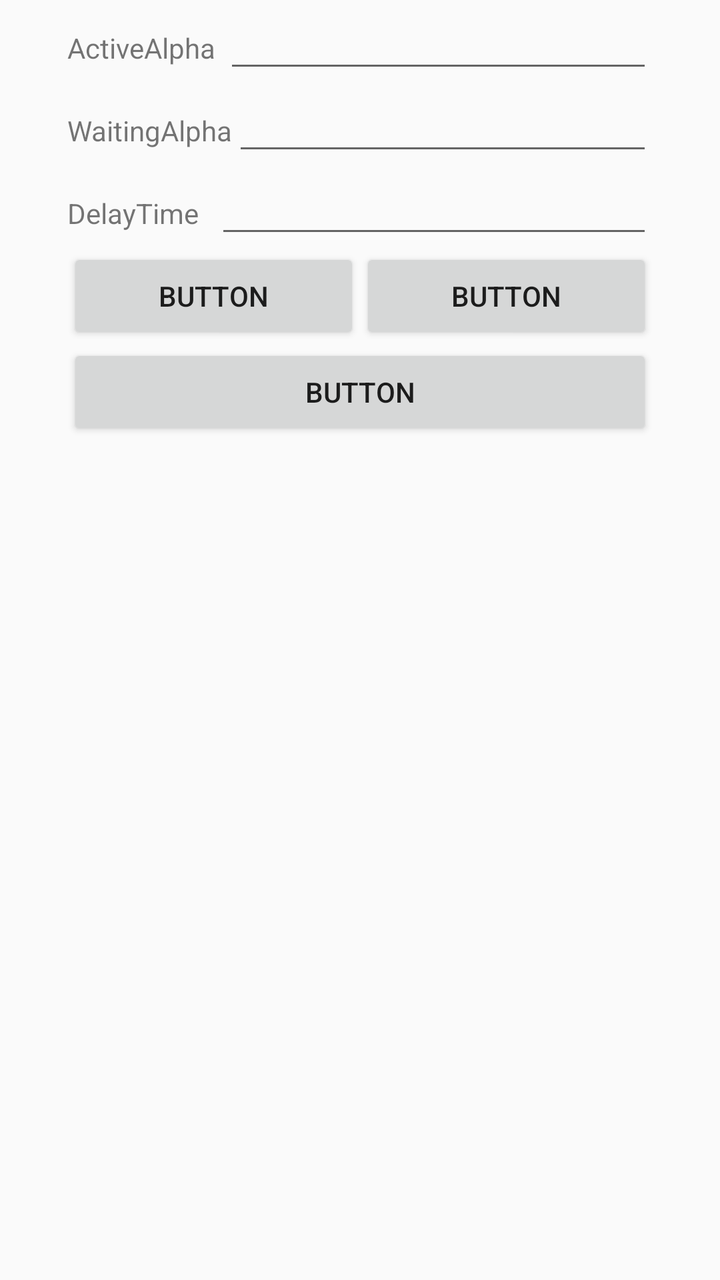
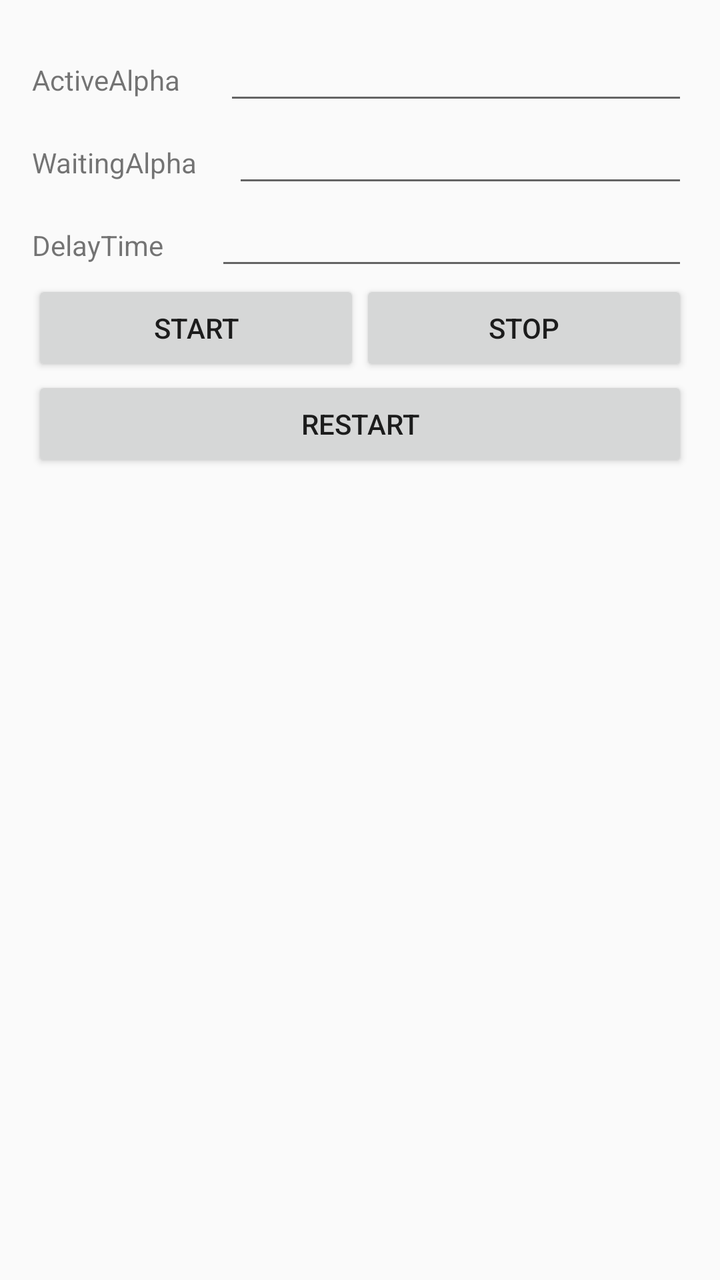

Before-and-after screenshots of an Android layout around one commit, followed by the original layout XML and the change that was made.
<!-- AndroidManifest.xml: application theme Theme.AppCompat.DayNight -->
<!-- res/layout/activity_setting.xml -->
<?xml version="1.0" encoding="utf-8"?>
<androidx.constraintlayout.widget.ConstraintLayout xmlns:android="http://schemas.android.com/apk/res/android"
    xmlns:app="http://schemas.android.com/apk/res-auto"
    xmlns:tools="http://schemas.android.com/tools"
    android:id="@+id/main"
    android:layout_width="match_parent"
    android:layout_height="match_parent"
    tools:context=".Setting">

    <LinearLayout
        android:layout_width="wrap_content"
        android:layout_height="wrap_content"
        android:orientation="vertical"
        app:layout_constraintEnd_toEndOf="parent"
        app:layout_constraintStart_toStartOf="parent"
        tools:layout_editor_absoluteY="1dp">

        <Space
            android:layout_width="match_parent"
            android:layout_height="wrap_content" />

        <LinearLayout
            android:layout_width="match_parent"
            android:layout_height="match_parent"
            android:orientation="horizontal">

            <TextView
                android:id="@+id/textView"
                android:layout_width="wrap_content"
                android:layout_height="wrap_content"
                android:layout_weight="1"
                android:text="@string/ActiveAlpha" />

            <EditText
                android:id="@+id/ActiveAlpha"
                android:layout_width="wrap_content"
                android:layout_height="wrap_content"
                android:layout_weight="1"
                android:ems="10"
                android:inputType="text" />

        </LinearLayout>

        <LinearLayout
            android:layout_width="match_parent"
            android:layout_height="match_parent"
            android:orientation="horizontal">

            <TextView
                android:id="@+id/textView"
                android:layout_width="wrap_content"
                android:layout_height="wrap_content"
                android:layout_weight="1"
                android:text="@string/WaitingAlpha"
                tools:ignore="DuplicateIds" />

            <EditText
                android:id="@+id/WaitingAlpha"
                android:layout_width="wrap_content"
                android:layout_height="wrap_content"
                android:layout_weight="1"
                android:ems="10"
                android:inputType="text" />
        </LinearLayout>

        <LinearLayout
            android:layout_width="match_parent"
            android:layout_height="match_parent"
            android:orientation="horizontal">

            <TextView
                android:id="@+id/textView2"
                android:layout_width="wrap_content"
                android:layout_height="wrap_content"
                android:layout_weight="1"
                android:text="@string/DelayTime" />

            <EditText
                android:id="@+id/DelayTime"
                android:layout_width="wrap_content"
                android:layout_height="wrap_content"
                android:layout_weight="1"
                android:ems="10"
                android:inputType="text" />

        </LinearLayout>

        <LinearLayout
            android:layout_width="match_parent"
            android:layout_height="match_parent"
            android:layout_weight="1"
            android:orientation="horizontal">

            <Button
                android:id="@+id/button"
                android:layout_width="wrap_content"
                android:layout_height="wrap_content"
                android:layout_weight="1"
                android:text="Button" />

            <Button
                android:id="@+id/button2"
                android:layout_width="wrap_content"
                android:layout_height="wrap_content"
                android:layout_weight="1"
                android:text="Button" />
        </LinearLayout>

        <LinearLayout
            android:layout_width="match_parent"
            android:layout_height="match_parent"
            android:orientation="horizontal">

            <Button
                android:id="@+id/button3"
                android:layout_width="wrap_content"
                android:layout_height="wrap_content"
                android:layout_weight="1"
                android:text="Button" />
        </LinearLayout>

    </LinearLayout>
</androidx.constraintlayout.widget.ConstraintLayout>
<!-- resources referenced by this layout -->
<resources>
  <string name="ActiveAlpha">ActiveAlpha</string>
  <string name="DelayTime">DelayTime</string>
  <string name="WaitingAlpha">WaitingAlpha</string>
</resources>

<!-- the commit's change to res/layout/activity_setting.xml (unified diff, before → after) -->
@@ -8,12 +8,15 @@
     tools:context=".Setting">
 
     <LinearLayout
-        android:layout_width="wrap_content"
+        android:layout_width="match_parent"
         android:layout_height="wrap_content"
+        android:layout_marginStart="16dp"
+        android:layout_marginTop="16dp"
+        android:layout_marginEnd="16dp"
         android:orientation="vertical"
         app:layout_constraintEnd_toEndOf="parent"
         app:layout_constraintStart_toStartOf="parent"
-        tools:layout_editor_absoluteY="1dp">
+        app:layout_constraintTop_toTopOf="parent">
 
         <Space
             android:layout_width="match_parent"
@@ -32,7 +35,7 @@
                 android:text="@string/ActiveAlpha" />
 
             <EditText
-                android:id="@+id/ActiveAlpha"
+                android:id="@+id/Et_ActiveAlpha"
                 android:layout_width="wrap_content"
                 android:layout_height="wrap_content"
                 android:layout_weight="1"
@@ -55,7 +58,7 @@
                 tools:ignore="DuplicateIds" />
 
             <EditText
-                android:id="@+id/WaitingAlpha"
+                android:id="@+id/Et_WaitingAlpha"
                 android:layout_width="wrap_content"
                 android:layout_height="wrap_content"
                 android:layout_weight="1"
@@ -76,7 +79,7 @@
                 android:text="@string/DelayTime" />
 
             <EditText
-                android:id="@+id/DelayTime"
+                android:id="@+id/Et_DelayTime"
                 android:layout_width="wrap_content"
                 android:layout_height="wrap_content"
                 android:layout_weight="1"
@@ -92,18 +95,18 @@
             android:orientation="horizontal">
 
             <Button
-                android:id="@+id/button"
+                android:id="@+id/Btn_Start"
                 android:layout_width="wrap_content"
                 android:layout_height="wrap_content"
                 android:layout_weight="1"
-                android:text="Button" />
+                android:text="@string/Start" />
 
             <Button
-                android:id="@+id/button2"
+                android:id="@+id/Btn_Stop"
                 android:layout_width="wrap_content"
                 android:layout_height="wrap_content"
                 android:layout_weight="1"
-                android:text="Button" />
+                android:text="@string/Stop" />
         </LinearLayout>
 
         <LinearLayout
@@ -112,11 +115,11 @@
             android:orientation="horizontal">
 
             <Button
-                android:id="@+id/button3"
+                android:id="@+id/Btn_Restart"
                 android:layout_width="wrap_content"
                 android:layout_height="wrap_content"
                 android:layout_weight="1"
-                android:text="Button" />
+                android:text="@string/Restart" />
         </LinearLayout>
 
     </LinearLayout>
<!-- resource entries referenced after the edit -->
@@ -2,6 +2,9 @@
 <resources>
   <string name="ActiveAlpha">ActiveAlpha</string>
   <string name="DelayTime">DelayTime</string>
+  <string name="Restart">Restart</string>
+  <string name="Start">Start</string>
+  <string name="Stop">Stop</string>
   <string name="WaitingAlpha">WaitingAlpha</string>
 </resources>
 
